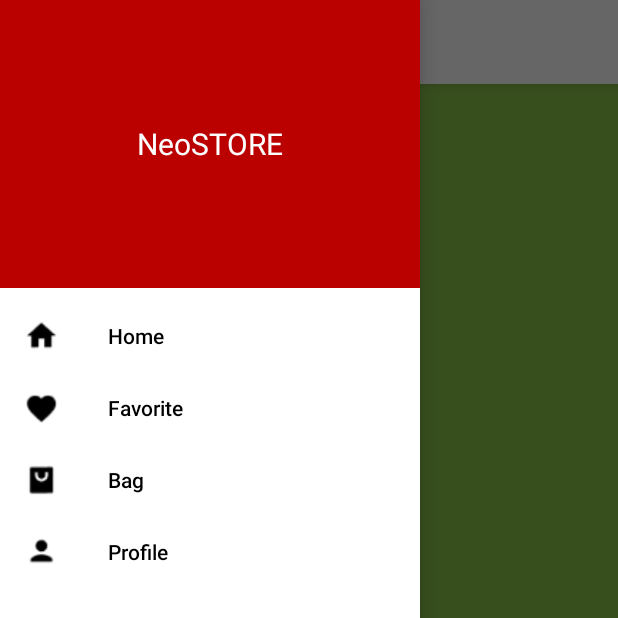
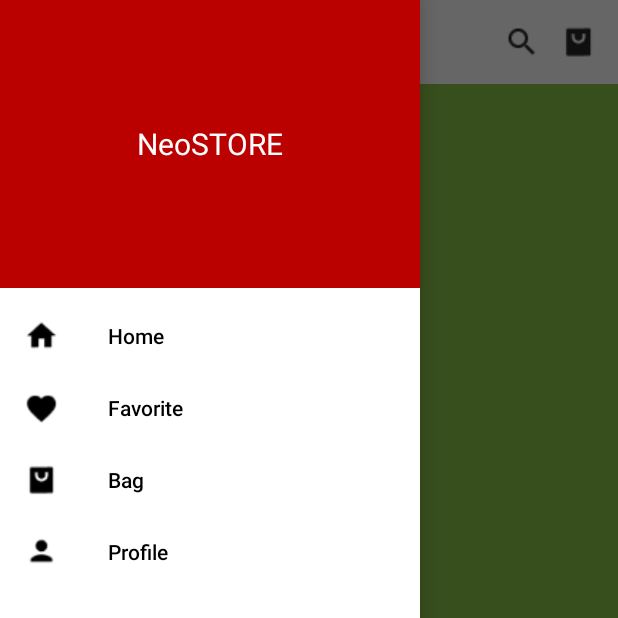
Before and after one commit to JyotiAvhad/Android-Kotlin-Projects, an Android app: the HomeActivity screen opened directly, with no data from a screen before it, with the side drawer open, on a phone screen of 412 x 824 dp, the top half of it. Run offline under Robolectric (Android 15) with nearby library versions, the phone set to English and light mode, and no system bars; our stand-ins replace navigation-ui.

Commit message:
working on custom toolbar at home screen

```diff
--- a/NeoSTORE/app/src/main/java/com/example/neostore/view/activities/HomeActivity.kt
+++ b/NeoSTORE/app/src/main/java/com/example/neostore/view/activities/HomeActivity.kt
@@ -1,16 +1,14 @@
 package com.example.neostore.view.activities
 
+import android.os.Bundle
+import android.view.Gravity
+import android.view.MenuItem
 import androidx.appcompat.app.AppCompatActivity
-import android.os.Bundle
-import android.view.MenuItem
-import android.widget.Toast
-import androidx.appcompat.app.ActionBarDrawerToggle
 import androidx.core.view.GravityCompat
 import androidx.fragment.app.Fragment
 import androidx.navigation.NavController
 import androidx.navigation.findNavController
 import androidx.navigation.ui.AppBarConfiguration
-import androidx.navigation.ui.NavigationUI
 import androidx.navigation.ui.setupActionBarWithNavController
 import com.example.neostore.R
 import com.example.neostore.view.fragments.BagFragment
@@ -19,8 +17,10 @@ import com.example.neostore.view.fragments.HomeFragment
 import com.example.neostore.view.fragments.ProfileFragment
 import com.google.android.material.navigation.NavigationView
 import kotlinx.android.synthetic.main.activity_home.*
+import kotlinx.android.synthetic.main.custom_tab_home.*
 
-class HomeActivity : AppCompatActivity(), NavigationView.OnNavigationItemSelectedListener  {
+
+class HomeActivity : AppCompatActivity(), NavigationView.OnNavigationItemSelectedListener {
 
     private lateinit var appBarConfiguration: AppBarConfiguration
     private lateinit var navController: NavController
@@ -36,9 +36,9 @@ class HomeActivity : AppCompatActivity(), NavigationView.OnNavigationItemSelecte
 
         //set toolbar to action bar
         setSupportActionBar(main_toolbar)
-
-        navController = findNavController(R.id.fragment_host)
-        setupActionBarWithNavController(navController, appBarConfiguration)
+        iv_ic_menu.setOnClickListener {
+            main_drawer_layout.openDrawer(Gravity.LEFT)
+        }
 
         //setting bottom fragments
         loadFragment(HomeFragment.newInstance())
@@ -73,11 +73,6 @@ class HomeActivity : AppCompatActivity(), NavigationView.OnNavigationItemSelecte
             }
         }
 
-        val toggle = ActionBarDrawerToggle(
-            this, main_drawer_layout, main_toolbar, 0, 0
-        )
-        main_drawer_layout.addDrawerListener(toggle)
-        toggle.syncState()
         main_navigation_view.setNavigationItemSelectedListener(this)
     }
 
@@ -87,6 +82,7 @@ class HomeActivity : AppCompatActivity(), NavigationView.OnNavigationItemSelecte
             .commit()
     }
 
+    //setting navigation fragments
     override fun onNavigationItemSelected(item: MenuItem): Boolean {
         var fragment: Fragment
         when (item.itemId) {
--- a/NeoSTORE/app/src/main/res/layout/activity_home.xml
+++ b/NeoSTORE/app/src/main/res/layout/activity_home.xml
@@ -16,23 +16,22 @@
             android:layout_height="match_parent"
             android:orientation="vertical">
 
-<!--            <include-->
-<!--                layout="@layout/content_main"-->
-<!--                android:layout_width="match_parent"-->
-<!--                android:layout_height="match_parent"/>-->
+            <include
+                android:id="@+id/layout_home_tab"
+                layout="@layout/custom_tab_home" />
 
-            <com.google.android.material.appbar.AppBarLayout
-                android:id="@+id/main_appbar"
-                android:background="@color/white"
-                android:layout_width="match_parent"
-                android:layout_height="wrap_content">
+            <!--            <com.google.android.material.appbar.AppBarLayout-->
+            <!--                android:id="@+id/main_appbar"-->
+            <!--                android:background="@color/white"-->
+            <!--                android:layout_width="match_parent"-->
+            <!--                android:layout_height="wrap_content">-->
 
-                <androidx.appcompat.widget.Toolbar
-                    android:id="@+id/main_toolbar"
-                    android:layout_width="match_parent"
-                    android:layout_height="?attr/actionBarSize" />
+            <!--                <androidx.appcompat.widget.Toolbar-->
+            <!--                    android:id="@+id/main_toolbar"-->
+            <!--                    android:layout_width="match_parent"-->
+            <!--                    android:layout_height="?attr/actionBarSize" />-->
 
-            </com.google.android.material.appbar.AppBarLayout>
+            <!--            </com.google.android.material.appbar.AppBarLayout>-->
 
             <fragment
                 android:id="@+id/fragment_host"
@@ -60,7 +59,7 @@
             android:layout_height="match_parent"
             android:layout_gravity="start"
             app:headerLayout="@layout/nav_header"
-            app:menu="@menu/drawer_navigation"/>
+            app:menu="@menu/drawer_navigation" />
 
     </androidx.drawerlayout.widget.DrawerLayout>
 
--- /dev/null
+++ b/NeoSTORE/app/src/main/res/layout/custom_tab_home.xml
@@ -0,0 +1,57 @@
+<?xml version="1.0" encoding="utf-8"?>
+<androidx.appcompat.widget.Toolbar xmlns:android="http://schemas.android.com/apk/res/android"
+    xmlns:app="http://schemas.android.com/apk/res-auto"
+    android:id="@+id/main_toolbar"
+    android:layout_width="match_parent"
+    android:layout_height="?attr/actionBarSize"
+    app:popupTheme="@style/ThemeOverlay.AppCompat.Light">
+
+    <androidx.constraintlayout.widget.ConstraintLayout
+        android:layout_width="match_parent"
+        android:layout_height="match_parent"
+        android:gravity="center_vertical"
+        android:orientation="horizontal">
+
+        <ImageView
+            android:id="@+id/iv_ic_menu"
+            android:layout_width="wrap_content"
+            android:layout_height="match_parent"
+            android:src="@drawable/ic_menu_24px"
+            app:layout_constraintStart_toStartOf="parent"
+            app:layout_constraintTop_toTopOf="parent" />
+
+        <TextView
+            android:id="@+id/iv_home_appName"
+            android:layout_width="wrap_content"
+            android:layout_height="wrap_content"
+            android:gravity="center_horizontal"
+            android:text="@string/app_name"
+            android:textColor="@color/red_700"
+            android:textSize="24sp"
+            android:textStyle="bold"
+            app:layout_constraintBottom_toBottomOf="parent"
+            app:layout_constraintEnd_toEndOf="parent"
+            app:layout_constraintStart_toStartOf="parent"
+            app:layout_constraintTop_toTopOf="parent" />
+
+        <ImageView
+            android:id="@+id/iv_ic_search"
+            android:layout_width="wrap_content"
+            android:layout_height="match_parent"
+            android:src="@drawable/ic_search_24px"
+            app:layout_constraintEnd_toStartOf="@id/iv_ic_bag"
+            app:layout_constraintTop_toTopOf="parent" />
+
+        <ImageView
+            android:id="@+id/iv_ic_bag"
+            android:paddingStart="13dp"
+            android:paddingEnd="13dp"
+            android:layout_width="wrap_content"
+            android:layout_height="match_parent"
+            android:src="@drawable/ic_bag_24px"
+            app:layout_constraintEnd_toEndOf="parent"
+            app:layout_constraintTop_toTopOf="parent" />
+
+    </androidx.constraintlayout.widget.ConstraintLayout>
+
+</androidx.appcompat.widget.Toolbar>
```
Also changed, not shown: NeoSTORE/app/src/main/res/drawable/ic_menu_24px.png (added), NeoSTORE/app/src/main/res/drawable/ic_search_24px.png (added).
